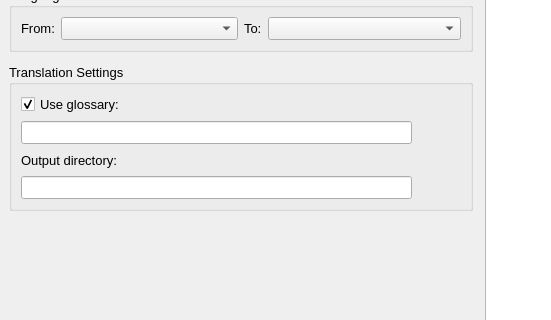
Qt form ui_files/mainwindow.ui (VoxelCubes/DeepQt) before a commit; both pictures show x 0 to 551 and y 237 to 557 of the 1280 by 742 pixel window.
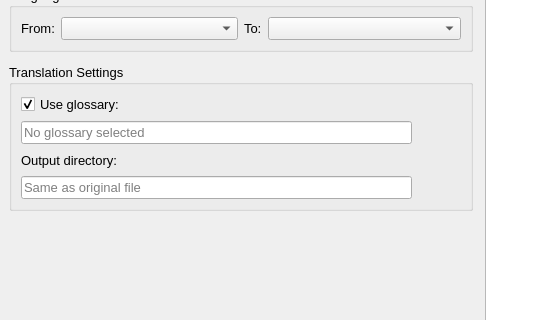
The same form after that commit. Icons and pictures are not drawn. Custom widgets are drawn as their Qt base class.

```diff
--- a/ui_files/mainwindow.ui
+++ b/ui_files/mainwindow.ui
@@ -314,6 +314,9 @@
           <layout class="QHBoxLayout" name="horizontalLayout">
            <item>
             <widget class="QLineEdit" name="lineEdit_glossary_file">
+             <property name="placeholderText">
+              <string>No glossary selected</string>
+             </property>
              <property name="clearButtonEnabled">
               <bool>true</bool>
              </property>
@@ -379,6 +382,9 @@
           <layout class="QHBoxLayout" name="horizontalLayout_4">
            <item>
             <widget class="QLineEdit" name="lineEdit_out_dir">
+             <property name="placeholderText">
+              <string>Same as original file</string>
+             </property>
              <property name="clearButtonEnabled">
               <bool>true</bool>
              </property>
```
Left out of the diff: 24 changed lines with no effect on the pictures.
